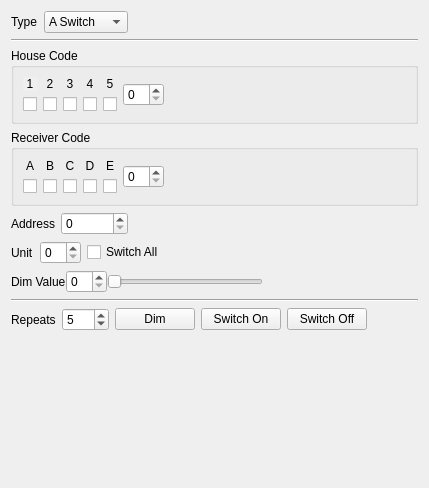
This is src/brickv/plugin_system/plugins/remote_switch/ui/remote_switch.ui in Tinkerforge/brickv as Qt 5 draws it before an edit. The edited form follows.
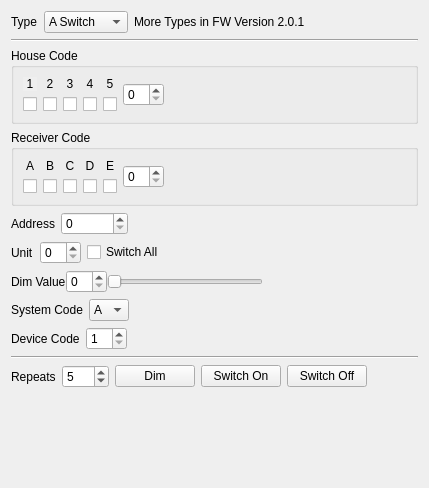
This is the edited form.

Commit message: remote switch: Support type C addressing

```diff
--- a/src/brickv/plugin_system/plugins/remote_switch/ui/remote_switch.ui
+++ b/src/brickv/plugin_system/plugins/remote_switch/ui/remote_switch.ui
@@ -40,6 +40,18 @@
          <string>B Dimmer</string>
         </property>
        </item>
+       <item>
+        <property name="text">
+         <string>C Switch</string>
+        </property>
+       </item>
+      </widget>
+     </item>
+     <item>
+      <widget class="QLabel" name="label_hint">
+       <property name="text">
+        <string>More Types in FW Version 2.0.1</string>
+       </property>
       </widget>
      </item>
      <item>
@@ -502,6 +514,166 @@
      </layout>
     </widget>
    </item>
+   <item>
+    <widget class="QWidget" name="widget_system_code" native="true">
+     <layout class="QHBoxLayout" name="horizontalLayout_9">
+      <property name="margin">
+       <number>0</number>
+      </property>
+      <item>
+       <layout class="QHBoxLayout" name="horizontalLayout_12">
+        <item>
+         <widget class="QLabel" name="label_13">
+          <property name="text">
+           <string>System Code</string>
+          </property>
+         </widget>
+        </item>
+        <item>
+         <widget class="QComboBox" name="combo_system_code">
+          <item>
+           <property name="text">
+            <string>A</string>
+           </property>
+          </item>
+          <item>
+           <property name="text">
+            <string>B</string>
+           </property>
+          </item>
+          <item>
+           <property name="text">
+            <string>C</string>
+           </property>
+          </item>
+          <item>
+           <property name="text">
+            <string>D</string>
+           </property>
+          </item>
+          <item>
+           <property name="text">
+            <string>E</string>
+           </property>
+          </item>
+          <item>
+           <property name="text">
+            <string>F</string>
+           </property>
+          </item>
+          <item>
+           <property name="text">
+            <string>G</string>
+           </property>
+          </item>
+          <item>
+           <property name="text">
+            <string>H</string>
+           </property>
+          </item>
+          <item>
+           <property name="text">
+            <string>I</string>
+           </property>
+          </item>
+          <item>
+           <property name="text">
+            <string>J</string>
+           </property>
+          </item>
+          <item>
+           <property name="text">
+            <string>K</string>
+           </property>
+          </item>
+          <item>
+           <property name="text">
+            <string>L</string>
+           </property>
+          </item>
+          <item>
+           <property name="text">
+            <string>M</string>
+           </property>
+          </item>
+          <item>
+           <property name="text">
+            <string>N</string>
+           </property>
+          </item>
+          <item>
+           <property name="text">
+            <string>O</string>
+           </property>
+          </item>
+          <item>
+           <property name="text">
+            <string>P</string>
+           </property>
+          </item>
+         </widget>
+        </item>
+        <item>
+         <spacer name="horizontalSpacer_5">
+          <property name="orientation">
+           <enum>Qt::Horizontal</enum>
+          </property>
+          <property name="sizeHint" stdset="0">
+           <size>
+            <width>40</width>
+            <height>20</height>
+           </size>
+          </property>
+         </spacer>
+        </item>
+       </layout>
+      </item>
+     </layout>
+    </widget>
+   </item>
+   <item>
+    <widget class="QWidget" name="widget_device_code" native="true">
+     <layout class="QHBoxLayout" name="horizontalLayout_13">
+      <property name="margin">
+       <number>0</number>
+      </property>
+      <item>
+       <layout class="QHBoxLayout" name="horizontalLayout_7">
+        <item>
+         <widget class="QLabel" name="label_15">
+          <property name="text">
+           <string>Device Code</string>
+          </property>
+         </widget>
+        </item>
+        <item>
+         <widget class="QSpinBox" name="spinbox_device_code">
+          <property name="minimum">
+           <number>1</number>
+          </property>
+          <property name="maximum">
+           <number>16</number>
+          </property>
+         </widget>
+        </item>
+        <item>
+         <spacer name="horizontalSpacer_6">
+          <property name="orientation">
+           <enum>Qt::Horizontal</enum>
+          </property>
+          <property name="sizeHint" stdset="0">
+           <size>
+            <width>40</width>
+            <height>20</height>
+           </size>
+          </property>
+         </spacer>
+        </item>
+       </layout>
+      </item>
+     </layout>
+    </widget>
+   </item>
    <item>
     <widget class="Line" name="line">
      <property name="orientation">
```
The commit also changes 1 other file.
